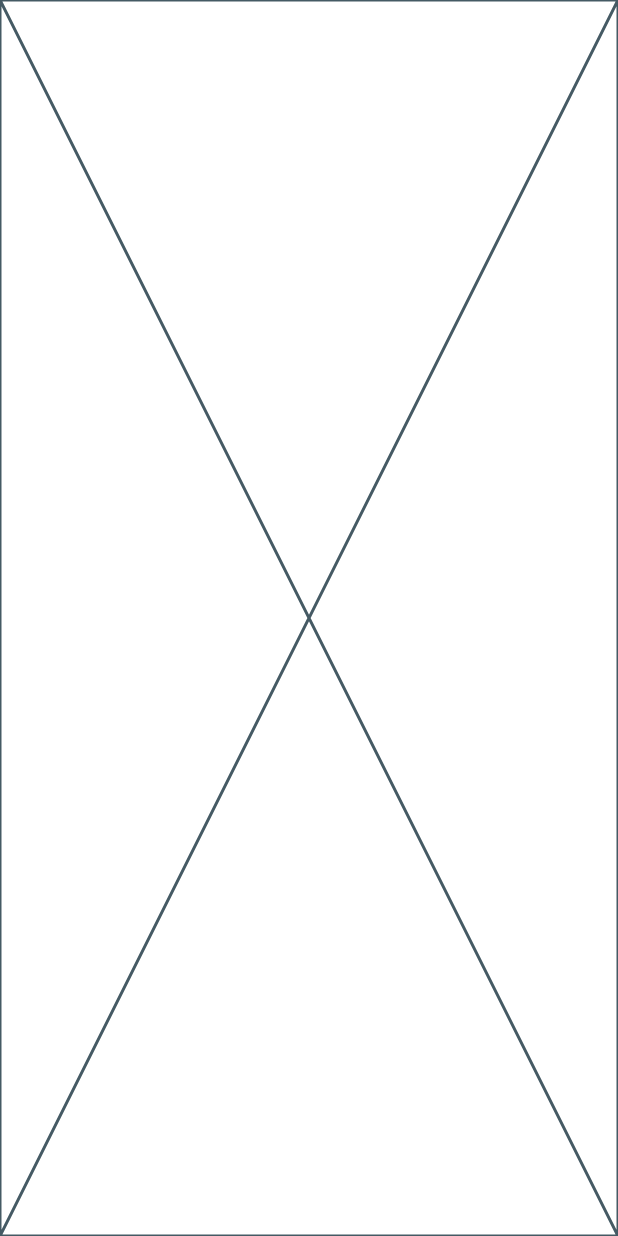
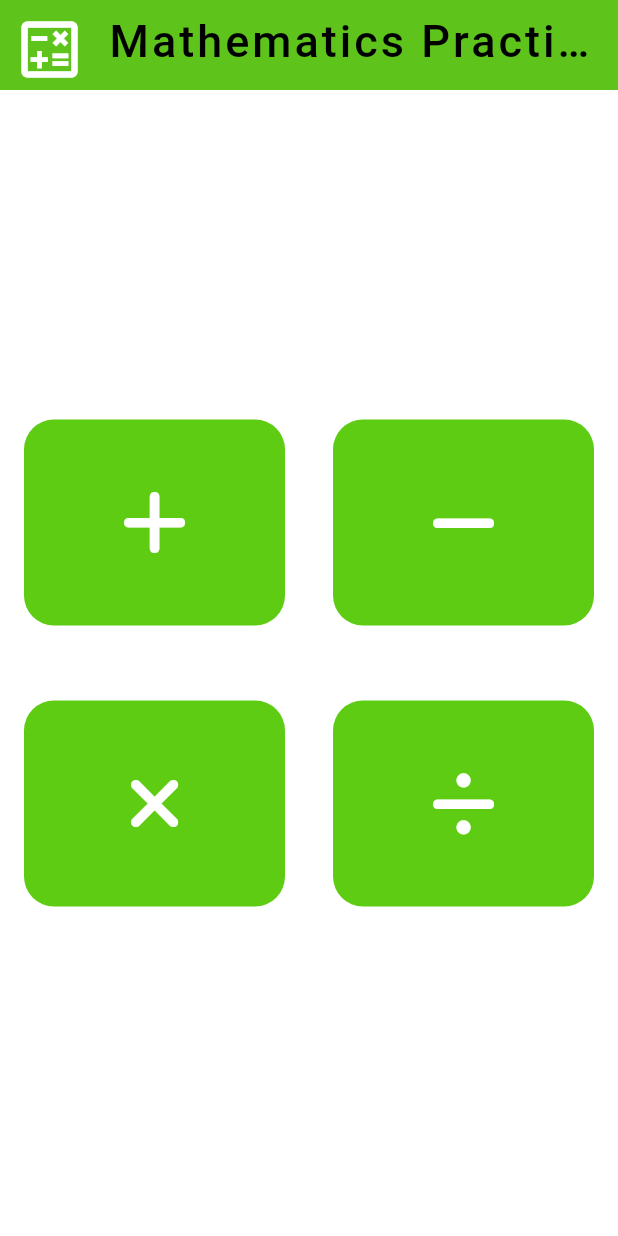
Before and after one commit to mikeyolang/mathematicsapp, a Flutter app: the screen it shows after launch, scrolled down 202 dp, after a tap on "Generate PDF", on a phone screen of 412 x 824 dp. Run offline on Flutter 3.47's test engine with Material 3 defaults, Android fonts, the phone set to English and light mode, and no system bars; our stand-ins replace font_awesome_flutter; missing offline and left inert: dart:html.

Commit message:
Created the operations widget

```diff
--- a/lib/Customs/custom_app_bar.dart
+++ b/lib/Customs/custom_app_bar.dart
@@ -2,7 +2,7 @@ import 'package:flutter/foundation.dart';
 import 'package:flutter/material.dart';
 import 'package:mathematicsapp/Screens/homepage.dart';
 
-import '../utilities/colors.dart';
+import '../utilities/constants.dart';
 
 class CustomAppBar extends StatelessWidget {
   const CustomAppBar({super.key});
--- /dev/null
+++ b/lib/Customs/custom_icon.dart
@@ -0,0 +1,35 @@
+import 'package:flutter/material.dart';
+import 'package:mathematicsapp/utilities/constants.dart';
+
+class CustomButtonIcon extends StatelessWidget {
+  const CustomButtonIcon(
+      {super.key, required this.icon, required this.function});
+  final IconData icon;
+  final Function() function;
+
+  @override
+  Widget build(BuildContext context) {
+    late final mediaQueryWidth = MediaQuery.of(context).size.width;
+    return Flexible(
+      child: MaterialButton(
+        onPressed: function,
+        child: Container(
+          decoration: BoxDecoration(
+            color: baseColor,
+            borderRadius: BorderRadius.circular(20),
+          ),
+          width: mediaQueryWidth > 550 ? 200 : mediaQueryWidth / 2,
+          height: mediaQueryWidth > 550 ? 200 : mediaQueryWidth / 3,
+          child: Hero(
+            tag: icon,
+            child: Icon(
+              icon,
+              size: 50,
+              color: Colors.white,
+            ),
+          ),
+        ),
+      ),
+    );
+  }
+}
--- a/lib/Customs/display_button.dart
+++ b/lib/Customs/display_button.dart
@@ -1,5 +1,5 @@
 import 'package:flutter/material.dart';
-import 'package:mathematicsapp/utilities/colors.dart';
+import 'package:mathematicsapp/utilities/constants.dart';
 
 class CustomDisplayButton extends StatelessWidget {
   const CustomDisplayButton(
--- a/lib/Screens/homepage.dart
+++ b/lib/Screens/homepage.dart
@@ -33,7 +33,10 @@ class HomePage extends StatelessWidget {
               children: [
                 SizedBox(
                   height: MediaQuery.of(context).size.height,
-                  child: Image.asset("assets/home.jpeg"),
+                  child: Image.asset(
+                    "assets/home.jpeg",
+                    height: 100,
+                  ),
                 ),
                 CustomDisplayButton(
                   text: "Generate PDF",
@@ -41,7 +44,9 @@ class HomePage extends StatelessWidget {
                     Navigator.push(
                       context,
                       MaterialPageRoute(
-                        builder: (context) => const Operation(),
+                        builder: (context) => const Operation(
+                          isQuiz: false,
+                        ),
                       ),
                     );
                   },
@@ -55,7 +60,9 @@ class HomePage extends StatelessWidget {
                     Navigator.push(
                       context,
                       MaterialPageRoute(
-                        builder: (context) => const Operation(),
+                        builder: (context) => const Operation(
+                          isQuiz: true,
+                        ),
                       ),
                     );
                   },
--- a/lib/main.dart
+++ b/lib/main.dart
@@ -1,5 +1,8 @@
+import 'dart:html';
+
 import 'package:flutter/material.dart';
 import 'package:mathematicsapp/Screens/homepage.dart';
+import 'package:mathematicsapp/operation.dart';
 
 void main() {
   runApp(const MyApp());
--- a/lib/operation.dart
+++ b/lib/operation.dart
@@ -1,11 +1,130 @@
-
 import 'package:flutter/material.dart';
+import 'package:font_awesome_flutter/font_awesome_flutter.dart';
+import 'package:mathematicsapp/Customs/custom_app_bar.dart';
+import 'package:mathematicsapp/Customs/custom_icon.dart';
+import 'package:mathematicsapp/Screens/pdf_generation_screen.dart';
+import 'package:mathematicsapp/Screens/quiz_question_screen.dart';
 
 class Operation extends StatelessWidget {
-  const Operation({super.key});
-
+  const Operation({super.key, required this.isQuiz});
+  final bool isQuiz;
   @override
   Widget build(BuildContext context) {
-    return const Placeholder();
+    return Scaffold(
+      backgroundColor: Colors.white,
+      appBar: PreferredSize(
+        preferredSize: const Size.fromHeight(60),
+        child: Container(
+          alignment: Alignment.center,
+          decoration: BoxDecoration(
+            borderRadius: BorderRadius.circular(10),
+          ),
+          child: const CustomAppBar(),
+        ),
+      ),
+      body: SafeArea(
+        child: SizedBox(
+          height: double.infinity,
+          child: Center(
+            child: SingleChildScrollView(
+              physics: const ScrollPhysics(
+                parent: ScrollPhysics(),
+              ),
+              child: Column(
+                children: [
+                  Row(
+                    mainAxisAlignment: MainAxisAlignment.center,
+                    children: [
+                      CustomButtonIcon(
+                        icon: FontAwesomeIcons.plus,
+                        function: () => Navigator.push(
+                          context,
+                          MaterialPageRoute(
+                            builder: (context) {
+                              return isQuiz
+                                  ? const QuestionScreen(
+                                      icon: FontAwesomeIcons.plus)
+                                  : const PDFGenerationScreen(
+                                      icon: FontAwesomeIcons.plus,
+                                      operation: "plus",
+                                    );
+                            },
+                          ),
+                        ),
+                      ),
+                      CustomButtonIcon(
+                        icon: FontAwesomeIcons.minus,
+                        function: () => Navigator.push(
+                          context,
+                          MaterialPageRoute(
+                            builder: (context) {
+                              return isQuiz
+                                  ? const QuestionScreen(
+                                      icon: FontAwesomeIcons.minus,
+                                      operator: "minus",
+                                    )
+                                  : const PDFGenerationScreen(
+                                      icon: FontAwesomeIcons.minus,
+                                      operation: "minus",
+                                    );
+                            },
+                          ),
+                        ),
+                      ),
+                    ],
+                  ),
+                  const SizedBox(
+                    height: 50,
+                  ),
+                  Row(
+                    mainAxisAlignment: MainAxisAlignment.center,
+                    children: [
+                      CustomButtonIcon(
+                        icon: FontAwesomeIcons.xmark,
+                        function: () => Navigator.push(
+                          context,
+                          MaterialPageRoute(
+                            builder: (context) {
+                              return isQuiz
+                                  ? const QuestionScreen(
+                                      icon: FontAwesomeIcons.xmark,
+                                      operator: "multiplication",
+                                    )
+                                  : const PDFGenerationScreen(
+                                      icon: FontAwesomeIcons.xmark,
+                                      operation: "multiplication",
+                                    );
+                            },
+                          ),
+                        ),
+                      ),
+                      CustomButtonIcon(
+                        icon: FontAwesomeIcons.divide,
+                        function: () => Navigator.push(
+                          context,
+                          MaterialPageRoute(
+                            builder: (context) {
+                              return isQuiz
+                                  ? const QuestionScreen(
+                                      icon: FontAwesomeIcons.divide,
+                                      operator: "division",
+                                    )
+                                  : const PDFGenerationScreen(
+                                      icon: FontAwesomeIcons.divide,
+                                      operation: "division",
+                                    );
+                            },
+                          ),
+                        ),
+                      ),
+                    ],
+                  )
+                ],
+              ),
+            ),
+          ),
+        ),
+      ),
+    );
   }
 }
--- a/lib/utilities/colors.dart
+++ b/lib/utilities/constants.dart
@@ -1,4 +1,6 @@
 import 'package:flutter/material.dart';
+
+// Color Constants
 
 const Color baseColor = Color.fromARGB(255, 93, 204, 18);
 const Color baseColorLight = Color.fromARGB(255, 66, 11, 216);
```
Also changed, not shown: lib/Screens/pdf_generation_screen.dart (added, +18 -0 lines), lib/Screens/quiz_question_screen.dart (added, +17 -0 lines), 1 other file.
